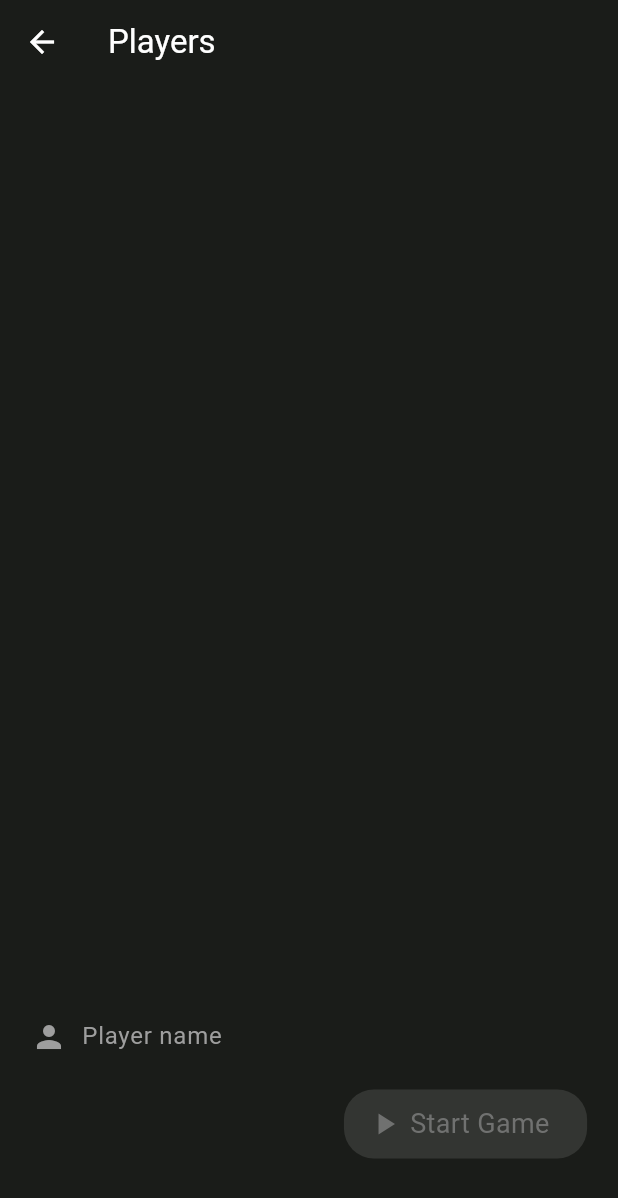
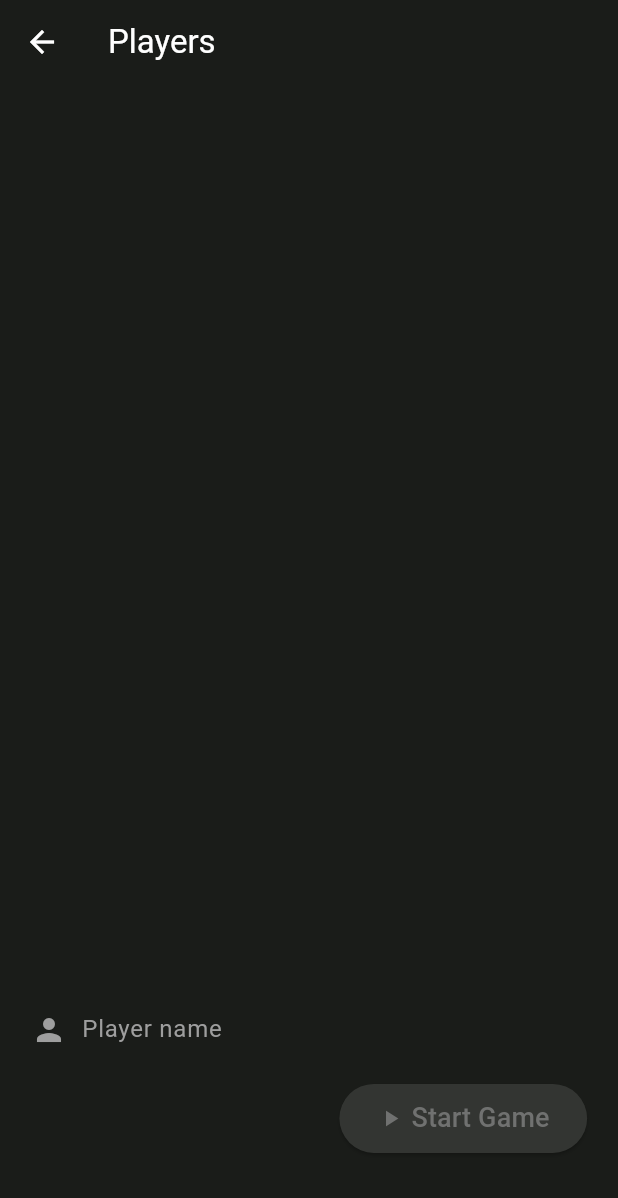
Before and after one commit to stanlys96/snooker, a Flutter app: the screen it shows after launch, after a tap on "Add players", on a phone screen of 412 x 824 dp. Shown: the top 1198 px of the screen. Run offline on Flutter 3.47's test engine with Material 3 defaults, Android fonts, the light colour scheme and no system bars.

Commit message:
gud update

```diff
--- a/lib/src/providers/TabProvider.dart
+++ b/lib/src/providers/TabProvider.dart
@@ -4,6 +4,17 @@ class TabProvider extends ChangeNotifier {
   int currentSelectedTabIndex = 0;
   List<String> playersList = [];
   List<String> historyPlayersList = [];
+  int currentPlayerTurnIndex = 0;
+  int currentPointBallIndex = 0;
+  List<String> billiardBalls = [
+    "Red Ball",
+    "Blue Ball",
+    "Yellow Ball",
+    "Green Ball",
+    "Brown Ball",
+    "Pink Ball",
+    "Black Ball"
+  ];
 
   void changeSelectedTab(int index) {
     currentSelectedTabIndex = index;
@@ -29,4 +40,9 @@ class TabProvider extends ChangeNotifier {
     historyPlayersList.removeAt(index);
     notifyListeners();
   }
+
+  void setCurrentPlayerTurnIndex(int index) {
+    currentPlayerTurnIndex = index;
+    notifyListeners();
+  }
 }
--- a/lib/src/ui/AddPlayersPage.dart
+++ b/lib/src/ui/AddPlayersPage.dart
@@ -1,5 +1,6 @@
 import 'package:billiard/src/components/BallTab.dart';
 import 'package:billiard/src/providers/TabProvider.dart';
+import 'package:billiard/src/ui/GamePage.dart';
 import 'package:flutter/material.dart';
 import 'package:provider/provider.dart';
 
@@ -50,10 +51,13 @@ class _AddPlayersPageState extends State<AddPlayersPage> {
             children: [
               Container(
                 padding: EdgeInsets.only(
-                  top: 15 + MediaQuery.of(context).viewInsets.bottom,
+                  top: 15,
+                ),
+                margin: EdgeInsets.only(
                   bottom: 20,
                 ),
-                height: MediaQuery.of(context).size.height * 0.68,
+                height: MediaQuery.of(context).size.height * 0.65 -
+                    MediaQuery.of(context).viewInsets.bottom,
                 child: ListView.separated(
                   controller: listViewController,
                   separatorBuilder: (BuildContext context, int index) {
@@ -142,6 +146,7 @@ class _AddPlayersPageState extends State<AddPlayersPage> {
                                           .historyPlayersList[historyIndex],
                                       style: TextStyle(
                                         color: Colors.white,
+                                        fontSize: 16.0,
                                       ),
                                     ),
                                     SizedBox(width: 10),
@@ -201,9 +206,31 @@ class _AddPlayersPageState extends State<AddPlayersPage> {
                         ),
                         Align(
                           alignment: Alignment.centerRight,
-                          child: InkWell(
-                            onTap: () {
-                              if (playerController.text.trim() == "") return;
+                          child: ElevatedButton(
+                            style: ElevatedButton.styleFrom(
+                              padding: EdgeInsets.symmetric(
+                                vertical: 10.0,
+                                horizontal: 25.0,
+                              ),
+                              backgroundColor: //     color: Color(
+                                  Color(
+                                tabProvider.playersList.isNotEmpty ||
+                                        playerController.text.isNotEmpty
+                                    ? 0xFF1D251C
+                                    : 0xFF333532,
+                              ),
+                            ),
+                            onPressed: () {
+                              if (tabProvider.playersList.isNotEmpty &&
+                                  playerController.text.trim().isEmpty) {
+                                Navigator.push(
+                                  context,
+                                  MaterialPageRoute(
+                                    builder: (context) => GamePage(),
+                                  ),
+                                );
+                              }
+                              if (playerController.text.trim().isEmpty) return;
                               if (playerController.text.isNotEmpty) {
                                 tabProvider.addPlayer(playerController.text);
                                 playerController.text = "";
@@ -211,28 +238,8 @@ class _AddPlayersPageState extends State<AddPlayersPage> {
                                     .position.maxScrollExtent);
                               }
                             },
-                            child: Container(
-                              margin: EdgeInsets.only(
-                                bottom: 20,
-                              ),
-                              padding: EdgeInsets.symmetric(
-                                vertical: 10,
-                                horizontal: 15,
-                              ),
-                              decoration: BoxDecoration(
-                                color: Color(
-                                  tabProvider.playersList.isNotEmpty ||
-                                          playerController.text.isNotEmpty
-                                      ? 0xFF1D251C
-                                      : 0xFF333532,
-                                ),
-                                borderRadius: BorderRadius.all(
-                                  Radius.circular(20),
-                                ),
-                              ),
                             child: Row(
                               mainAxisSize: MainAxisSize.min,
-                                mainAxisAlignment: MainAxisAlignment.center,
                               children: [
                                 Icon(
                                   playerController.text.isEmpty
@@ -262,9 +269,7 @@ class _AddPlayersPageState extends State<AddPlayersPage> {
                                     fontSize: 18.0,
                                   ),
                                 ),
-                                  SizedBox(width: 10),
                               ],
-                              ),
                             ),
                           ),
                         )
--- a/lib/src/ui/HomePage.dart
+++ b/lib/src/ui/HomePage.dart
@@ -67,10 +67,14 @@ class _MyHomePageState extends State<MyHomePage> {
               },
               label: Text(
                 "Add players",
-                style: TextStyle(color: Color(0xFF88DD8a)),
+                style: TextStyle(
+                  color: Color(
+                    0xFF88DD8a,
+                  ),
+                ),
               ),
               icon: Icon(
-                Icons.home_filled,
+                Icons.person_2,
                 color: Color(0xFF88DD8A),
               ),
             ),
```
Also changed, not shown: lib/src/ui/GamePage.dart (added, +310 -0 lines), images/Black Ball.png (added), images/Blue Ball.png (added), images/Brown Ball.png (added), images/Green Ball.png (added), images/Pink Ball.png (added), images/Red Ball.png (added), images/White Ball.png (added), images/Yellow Ball.png (added). Lines whose indentation alone changed are shown as unchanged.
